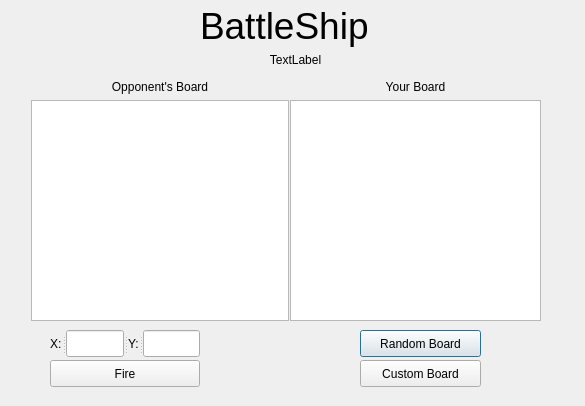
This is untitled/battlelocalwindow.ui in rc2524/Battleship-game as Qt 5 draws it before an edit. The edited form follows.
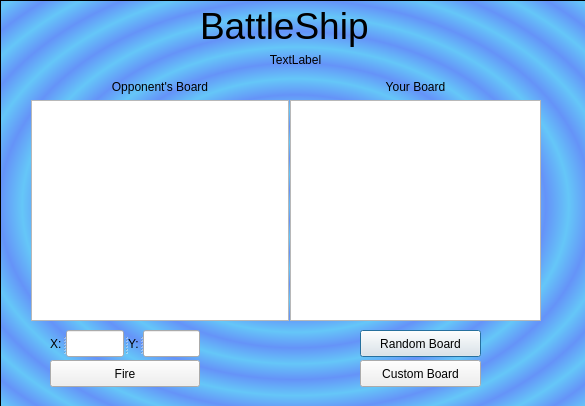
This is the edited form.

Commit message: Added background images

What changed in the file:
```diff
--- a/untitled/battlelocalwindow.ui
+++ b/untitled/battlelocalwindow.ui
@@ -184,6 +184,40 @@
     </property>
    </widget>
   </widget>
+  <widget class="QFrame" name="frame">
+   <property name="geometry">
+    <rect>
+     <x>0</x>
+     <y>0</y>
+     <width>591</width>
+     <height>411</height>
+    </rect>
+   </property>
+   <property name="maximumSize">
+    <size>
+     <width>591</width>
+     <height>411</height>
+    </size>
+   </property>
+   <property name="styleSheet">
+    <string notr="true">background-color: qradialgradient(spread:repeat, cx:0.5, cy:0.5, radius:0.077, fx:0.5, fy:0.5, stop:0 rgba(0, 169, 255, 147), stop:0.495238 rgba(0, 80, 255, 147), stop:1 rgba(0, 169, 255, 147));</string>
+   </property>
+   <property name="frameShape">
+    <enum>QFrame::StyledPanel</enum>
+   </property>
+   <property name="frameShadow">
+    <enum>QFrame::Raised</enum>
+   </property>
+  </widget>
+  <zorder>frame</zorder>
+  <zorder>RandomButton</zorder>
+  <zorder>FireButton</zorder>
+  <zorder>layoutWidget</zorder>
+  <zorder>layoutWidget_2</zorder>
+  <zorder>CustomButton</zorder>
+  <zorder>GameLogo</zorder>
+  <zorder>PlayerGoing</zorder>
+  <zorder>Coordinates</zorder>
  </widget>
  <resources/>
  <connections/>
```
The commit also changes 1 other file.
